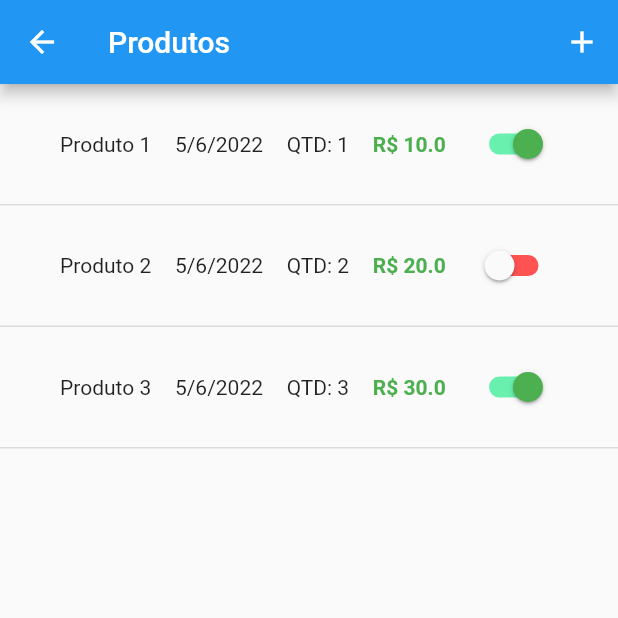
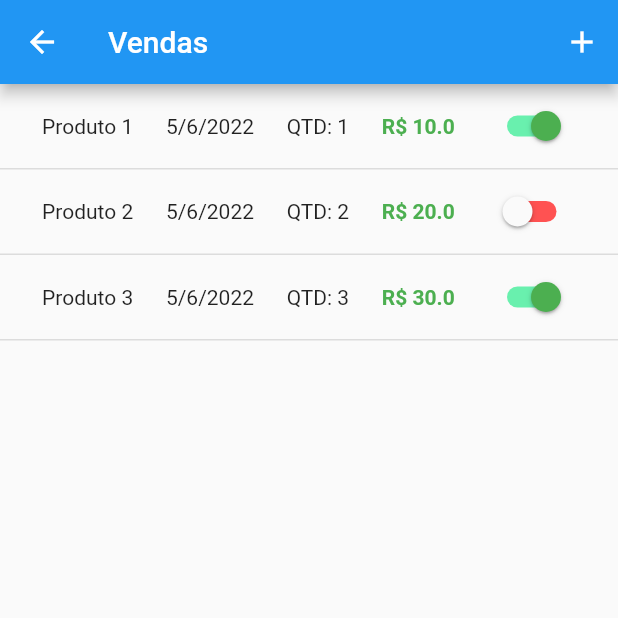
Before and after one commit to Kauanphbbb/my_little_business, a Flutter app: the SalesPage screen opened directly, on a phone screen of 412 x 824 dp, the top half of it. Run offline on Flutter 3.47's test engine with Material 2 defaults, Android fonts, the phone set to English and light mode, and no system bars.

Commit message:
style: change the padding

```diff
--- a/lib/app/pages/products_page/product.dart
+++ b/lib/app/pages/products_page/product.dart
@@ -12,7 +12,7 @@ class Product extends StatelessWidget {
   @override
   Widget build(BuildContext context) {
     return Container(
-      padding: const EdgeInsets.all(16),
+      padding: const EdgeInsets.all(12),
       decoration: const BoxDecoration(
           border: Border(bottom: BorderSide(color: Colors.black12, width: 1))),
       child: Padding(
--- a/lib/app/pages/products_page/products_page.dart
+++ b/lib/app/pages/products_page/products_page.dart
@@ -35,6 +35,7 @@ class ProductsPage extends StatelessWidget {
             qtd: 3,
           ),
         ],
-        ));
+      ),
+    );
   }
 }
--- a/lib/app/pages/sales_page/sale.dart
+++ b/lib/app/pages/sales_page/sale.dart
@@ -38,7 +38,7 @@ class _SaleState extends State<Sale> {
   @override
   Widget build(BuildContext context) {
     return Container(
-      padding: const EdgeInsets.all(16),
+      padding: const EdgeInsets.all(4),
       decoration: const BoxDecoration(
           border: Border(bottom: BorderSide(color: Colors.black12, width: 1))),
       child: Padding(
--- a/lib/app/pages/sales_page/sales_page.dart
+++ b/lib/app/pages/sales_page/sales_page.dart
@@ -8,7 +8,7 @@ class SalesPage extends StatelessWidget {
   Widget build(BuildContext context) {
     return Scaffold(
         appBar: AppBar(
-          title: const Text('Produtos'),
+          title: const Text('Vendas'),
           actions: [
             IconButton(
               icon: const Icon(Icons.add),
```
Lines whose indentation alone changed are shown as unchanged.
